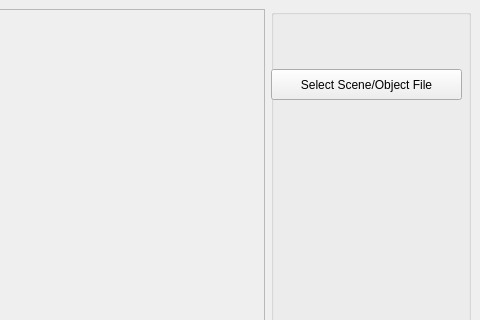
First picture: the form in src/scene-viewer/SceneViewer.ui, repository hsp-iit/GRASPA-benchmark, before the edit; both pictures show x 318 to 798 and y 0 to 320 of the 798 by 695 pixel window.
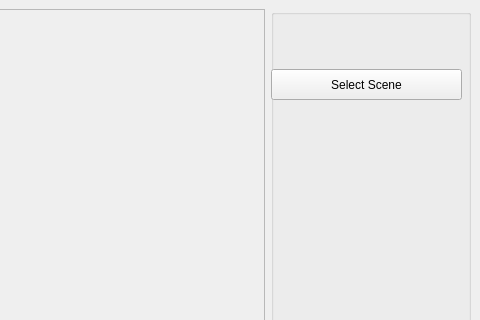
Second picture: the form after the edit.

Commit message: readme on scene-viewer

Diff of the .ui file:
```diff
--- a/src/scene-viewer/SceneViewer.ui
+++ b/src/scene-viewer/SceneViewer.ui
@@ -46,7 +46,7 @@
         </rect>
        </property>
        <property name="text">
-        <string>Select Scene/Object File</string>
+        <string>Select Scene</string>
        </property>
       </widget>
     </widget>
```
The commit also changes 2 other files.
